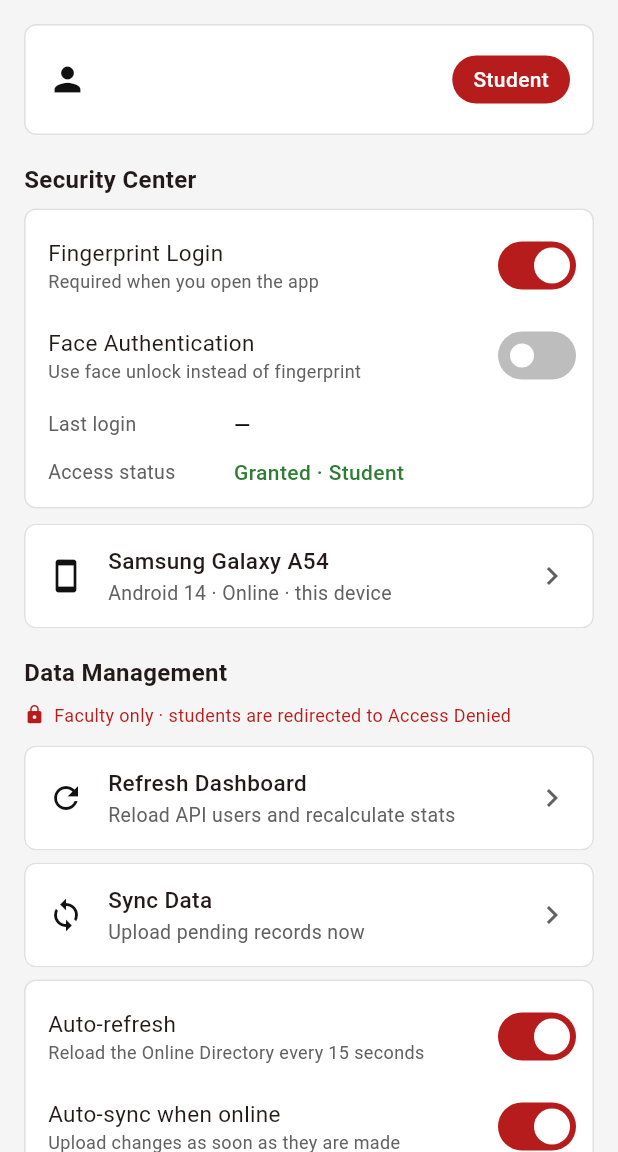
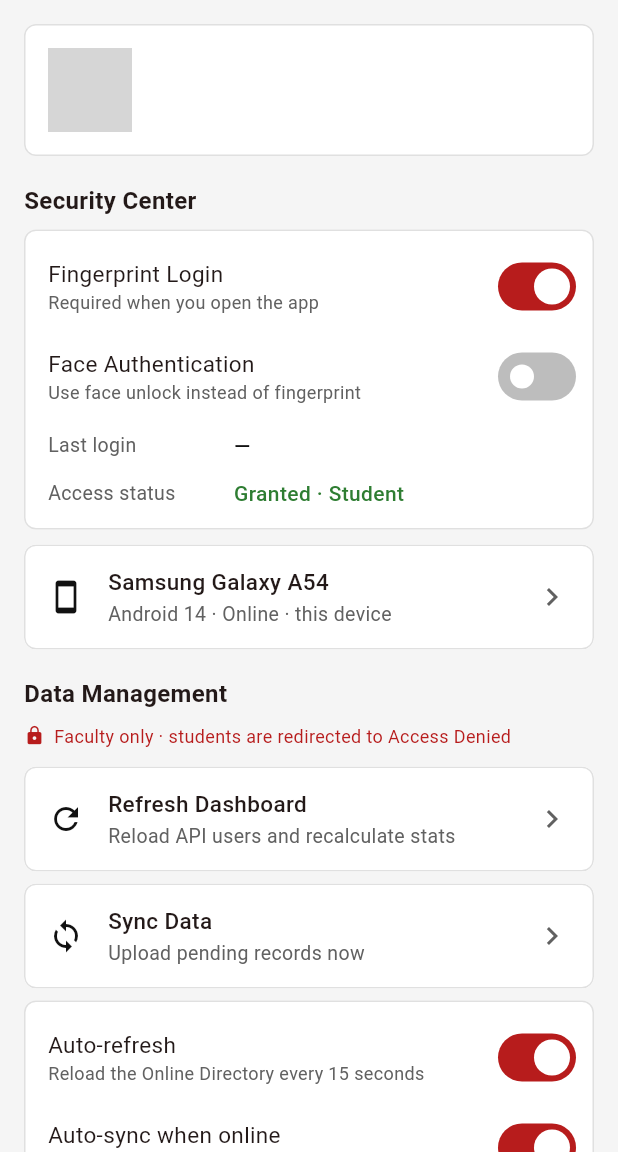
Before and after one commit to Theophilus-Nueva/student_smart_dashboard, a Flutter app: the FacultySettings screen opened directly, on a phone screen of 412 x 824 dp, the part 84-1236 px from its top. Run offline on Flutter 3.47's test engine with Material 3 defaults, Android fonts, the phone set to English and light mode, and no system bars; our stand-ins replace cloud_firestore, connectivity_plus, firebase_core, flutter_local_notifications, geolocator, google_maps_flutter and 5 more; accounts and stored records are empty; grey boxes are pictures that could not be loaded.

Commit message:
Settings: profile photo instead of the role pill
The account header shows the user's photo (person icon when there is
none) and no longer has the red Student/Faculty pill.

```diff
--- a/lib/widgets/settings_sections.dart
+++ b/lib/widgets/settings_sections.dart
@@ -22,7 +22,14 @@ class AccountHeaderCard extends StatelessWidget {
         padding: const EdgeInsets.all(16),
         child: Row(
           children: [
-            const Icon(Icons.person, size: 26),
+            CircleAvatar(
+              radius: 28,
+              backgroundColor: AppColors.field,
+              foregroundImage: user.photoAsset == null
+                  ? null
+                  : AssetImage(user.photoAsset!),
+              child: const Icon(Icons.person, size: 28, color: AppColors.muted),
+            ),
             const SizedBox(width: 16),
             Expanded(
               child: Column(
@@ -43,20 +50,6 @@ class AccountHeaderCard extends StatelessWidget {
                     ),
                   ),
                 ],
-              ),
-            ),
-            Container(
-              padding: const EdgeInsets.symmetric(horizontal: 14, vertical: 6),
-              decoration: BoxDecoration(
-                color: AppColors.brand,
-                borderRadius: BorderRadius.circular(20),
-              ),
-              child: Text(
-                user.role.label,
-                style: const TextStyle(
-                  color: Colors.white,
-                  fontWeight: FontWeight.w500,
-                ),
               ),
             ),
           ],
```
Also changed, not shown: 1 other file.
